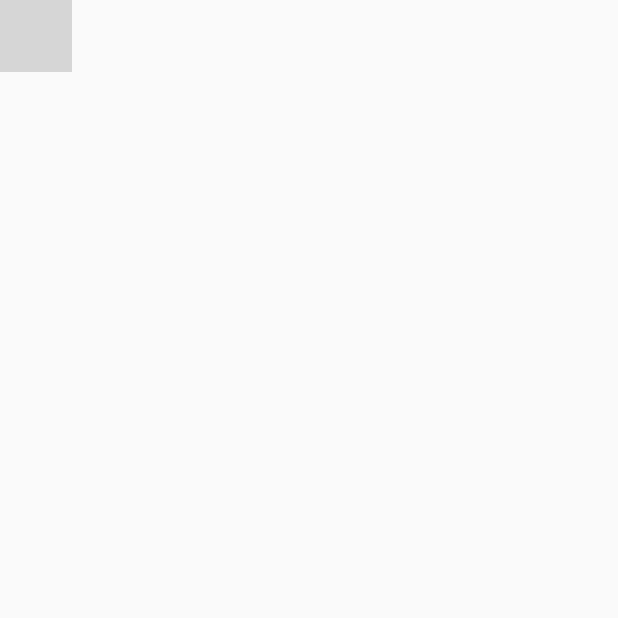
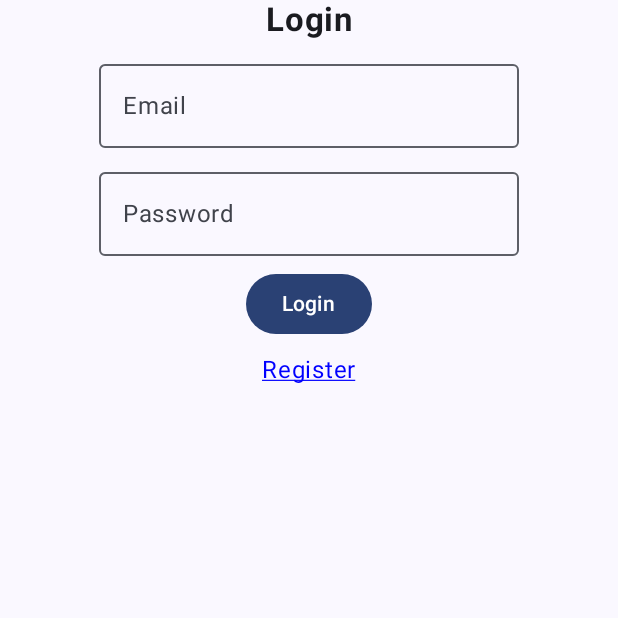
Before and after one commit to nanhpauyu/mobile-final-project, an Android app built with Jetpack Compose: the screen it shows after launch (MainActivity), on a phone screen of 412 x 824 dp, the top half of it. Run offline under Robolectric (Android 15) with nearby library versions, the phone set to English and light mode, and no system bars; grey boxes are pictures that could not be loaded.

Commit message:
test login

```diff
--- a/app/src/main/java/com/example/mobilefinalproject/MainActivity.kt
+++ b/app/src/main/java/com/example/mobilefinalproject/MainActivity.kt
@@ -4,6 +4,9 @@ import android.os.Bundle
 import androidx.activity.ComponentActivity
 import androidx.activity.compose.setContent
 import androidx.activity.enableEdgeToEdge
+import androidx.compose.ui.Modifier
+import androidx.compose.ui.modifier.modifierLocalConsumer
+import com.example.mobilefinalproject.features.auth.ui.screen.LoginScreen
 import com.example.mobilefinalproject.features.comment.ui.commentlist.CommentListScreen
 import com.example.mobilefinalproject.nav.AppNavGraph
 import com.example.mobilefinalproject.ui.theme.MobileFinalProjectTheme
@@ -14,7 +17,11 @@ class MainActivity : ComponentActivity() {
         enableEdgeToEdge()
         setContent {
             MobileFinalProjectTheme {
-                AppNavGraph()
+//                AppNavGraph()
+                LoginScreen(
+                    onRegisterClick = { /*TODO*/ },
+                    onLoginSuccess = { /*TODO*/ }
+                )
             }
         }
     }
--- a/app/src/main/java/com/example/mobilefinalproject/core/data/network/ApiProvider.kt
+++ b/app/src/main/java/com/example/mobilefinalproject/core/data/network/ApiProvider.kt
@@ -1,6 +1,7 @@
 package com.example.mobilefinalproject.core.data.network
 
 import android.content.Context
+import android.util.Log
 import com.example.mobilefinalproject.features.auth.data.api.AuthService
 import com.example.mobilefinalproject.features.comment.data.remote.api.CommentAPIService
 import com.example.mobilefinalproject.features.post.data.remote.api.PostAPIService
@@ -19,7 +20,8 @@ object ApiProvider {
                     .build()
 
                 retrofit = Retrofit.Builder()
-                    .baseUrl("http://localhost:8080/")
+//                    .baseUrl("http://localhost:8080/")
+                    .baseUrl("https://0d12602c3b68.ngrok-free.app/")
                     .client(client)
                     .addConverterFactory(GsonConverterFactory.create())
                     .build()
--- a/app/src/main/java/com/example/mobilefinalproject/features/auth/data/api/AuthService.kt
+++ b/app/src/main/java/com/example/mobilefinalproject/features/auth/data/api/AuthService.kt
@@ -2,11 +2,12 @@ package com.example.mobilefinalproject.features.auth.data.api
 
 import com.example.mobilefinalproject.core.data.network.dto.AuthLoginDto
 import com.example.mobilefinalproject.core.data.network.dto.AuthRegisterDto
+import retrofit2.http.Body
 import retrofit2.http.POST
 
 interface AuthService {
-    @POST("/auth/login")
-    suspend fun login(authLoginDto: AuthLoginDto)
-    @POST("/users")
-    suspend fun register(authRegisterDto: AuthRegisterDto)
+    @POST("login")
+    suspend fun login(@Body authLoginDto: AuthLoginDto)
+    @POST("register")
+    suspend fun register(@Body authRegisterDto: AuthRegisterDto)
 }
--- a/app/src/main/java/com/example/mobilefinalproject/features/auth/data/repository/AuthRepositoryImpl.kt
+++ b/app/src/main/java/com/example/mobilefinalproject/features/auth/data/repository/AuthRepositoryImpl.kt
@@ -1,5 +1,6 @@
 package com.example.mobilefinalproject.features.auth.data.repository
 
+import android.util.Log
 import com.example.mobilefinalproject.core.data.network.dto.AuthLoginDto
 import com.example.mobilefinalproject.core.data.network.dto.AuthRegisterDto
 import com.example.mobilefinalproject.features.auth.data.api.AuthService
@@ -10,7 +11,9 @@ class AuthRepositoryImpl(
 ): AuthRepository {
     override suspend fun login(authLoginDto: AuthLoginDto): Result<Unit> {
         return runCatching {
+            Log.i("AuthRepositoryImpl.login", "login-called ${authLoginDto.toString()}")
             authService.login(authLoginDto)
+            Log.i("AuthRepositoryImpl.login", "after login-called ${authLoginDto.toString()}")
         }
     }
 
--- a/app/src/main/java/com/example/mobilefinalproject/features/auth/ui/screen/LoginScreen.kt
+++ b/app/src/main/java/com/example/mobilefinalproject/features/auth/ui/screen/LoginScreen.kt
@@ -95,6 +95,14 @@ fun LoginScreen(
                 color = Color.Blue,
                 textDecoration = TextDecoration.Underline
             )
+            when {
+                authUiState.isLoading -> {
+                    Text("Loading...")
+                }
+                authUiState.errorMessage != null -> {
+                    Text(authUiState.errorMessage!!)
+                }
+            }
         }
     }
 }
--- a/app/src/main/java/com/example/mobilefinalproject/features/auth/ui/viewmodel/AuthViewModel.kt
+++ b/app/src/main/java/com/example/mobilefinalproject/features/auth/ui/viewmodel/AuthViewModel.kt
@@ -1,5 +1,6 @@
 package com.example.mobilefinalproject.features.auth.ui.viewmodel
 
+import android.util.Log
 import androidx.lifecycle.ViewModel
 import androidx.lifecycle.viewModelScope
 import com.example.mobilefinalproject.core.data.network.dto.AuthLoginDto
@@ -24,6 +25,7 @@ class AuthViewModel(
     fun onPasswordChange(password: String) = _uiState.update { it.copy(password = password) }
 
     fun login() {
+        Log.i("login", "login-called")
         viewModelScope.launch {
             _uiState.update { it.copy(isLoading = true) }
 
```
Also changed, not shown: app/src/main/java/com/example/mobilefinalproject/core/data/network/AuthInterceptor.kt (+5 -3 lines).
